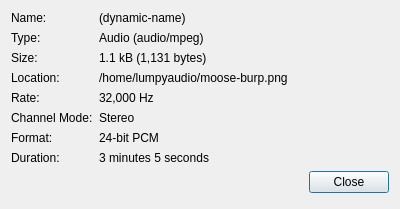
The window that rsrc/forms/ui_properties.ui (mr-intj/pfft) describes before a commit, drawn with Qt 5.
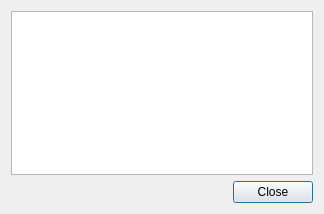
The same window after the commit. Icons and pictures are not drawn.

What changed in the file:
```diff
--- a/rsrc/forms/ui_properties.ui
+++ b/rsrc/forms/ui_properties.ui
@@ -6,8 +6,8 @@
    <rect>
     <x>0</x>
     <y>0</y>
-    <width>400</width>
-    <height>209</height>
+    <width>324</width>
+    <height>214</height>
    </rect>
   </property>
   <property name="windowTitle">
@@ -17,121 +17,25 @@
    <iconset resource="../resources.qrc">
     <normaloff>://images/22x22/pfft-logo.png</normaloff>://images/22x22/pfft-logo.png</iconset>
   </property>
-  <layout class="QFormLayout" name="formLayout">
-   <item row="0" column="0">
-    <widget class="QLabel" name="label">
-     <property name="text">
-      <string>Name:</string>
+  <layout class="QVBoxLayout" name="verticalLayout">
+   <item>
+    <widget class="QListView" name="listView">
+     <property name="midLineWidth">
+      <number>0</number>
      </property>
-    </widget>
-   </item>
-   <item row="0" column="1">
-    <widget class="QLabel" name="label_2">
-     <property name="text">
-      <string>(dynamic-name)</string>
+     <property name="modelColumn">
+      <number>0</number>
      </property>
     </widget>
    </item>
-   <item row="1" column="0">
-    <widget class="QLabel" name="label_3">
-     <property name="text">
-      <string>Type:</string>
-     </property>
-    </widget>
-   </item>
-   <item row="1" column="1">
-    <widget class="QLabel" name="label_4">
-     <property name="text">
-      <string>Audio (audio/mpeg)</string>
-     </property>
-    </widget>
-   </item>
-   <item row="2" column="0">
-    <widget class="QLabel" name="label_5">
-     <property name="text">
-      <string>Size:</string>
-     </property>
-    </widget>
-   </item>
-   <item row="2" column="1">
-    <widget class="QLabel" name="label_6">
-     <property name="text">
-      <string>1.1 kB (1,131 bytes)</string>
-     </property>
-    </widget>
-   </item>
-   <item row="3" column="0">
-    <widget class="QLabel" name="label_7">
-     <property name="text">
-      <string>Location:</string>
-     </property>
-    </widget>
-   </item>
-   <item row="3" column="1">
-    <widget class="QLabel" name="label_8">
-     <property name="text">
-      <string>/home/lumpyaudio/moose-burp.png</string>
-     </property>
-    </widget>
-   </item>
-   <item row="4" column="0">
-    <widget class="QLabel" name="label_9">
-     <property name="text">
-      <string>Rate:</string>
-     </property>
-    </widget>
-   </item>
-   <item row="4" column="1">
-    <widget class="QLabel" name="label_10">
-     <property name="text">
-      <string>32,000 Hz</string>
-     </property>
-    </widget>
-   </item>
-   <item row="5" column="0">
-    <widget class="QLabel" name="label_11">
-     <property name="text">
-      <string>Channel Mode:</string>
-     </property>
-    </widget>
-   </item>
-   <item row="5" column="1">
-    <widget class="QLabel" name="label_12">
-     <property name="text">
-      <string>Stereo</string>
-     </property>
-    </widget>
-   </item>
-   <item row="6" column="0">
-    <widget class="QLabel" name="label_13">
-     <property name="text">
-      <string>Format:</string>
-     </property>
-    </widget>
-   </item>
-   <item row="6" column="1">
-    <widget class="QLabel" name="label_14">
-     <property name="text">
-      <string>24-bit PCM</string>
-     </property>
-    </widget>
-   </item>
-   <item row="7" column="0">
-    <widget class="QLabel" name="label_15">
-     <property name="text">
-      <string>Duration:</string>
-     </property>
-    </widget>
-   </item>
-   <item row="7" column="1">
-    <widget class="QLabel" name="label_16">
-     <property name="text">
-      <string>3 minutes 5 seconds</string>
-     </property>
-    </widget>
-   </item>
-   <item row="8" column="0" colspan="2">
+   <item>
     <widget class="QDialogButtonBox" name="buttonBox">
+     <property name="sizePolicy">
+      <sizepolicy hsizetype="Minimum" vsizetype="Maximum">
+       <horstretch>0</horstretch>
+       <verstretch>0</verstretch>
+      </sizepolicy>
+     </property>
      <property name="orientation">
       <enum>Qt::Horizontal</enum>
      </property>
```
Left out of the diff: 24 changed lines with no effect on the pictures.
